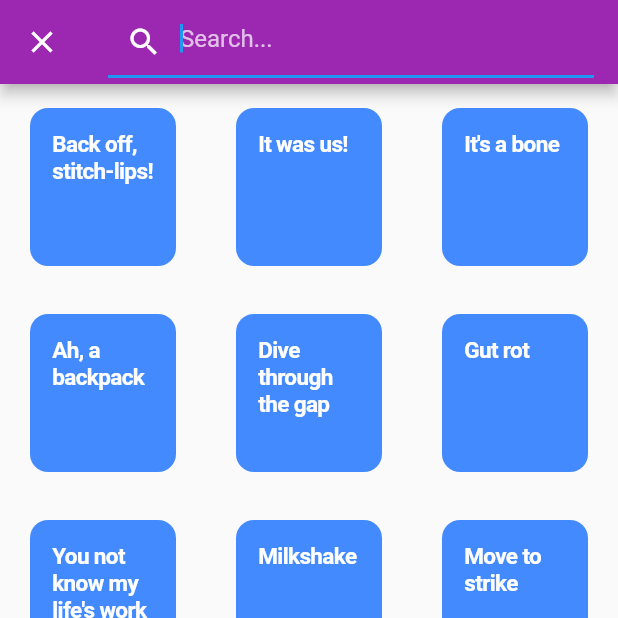
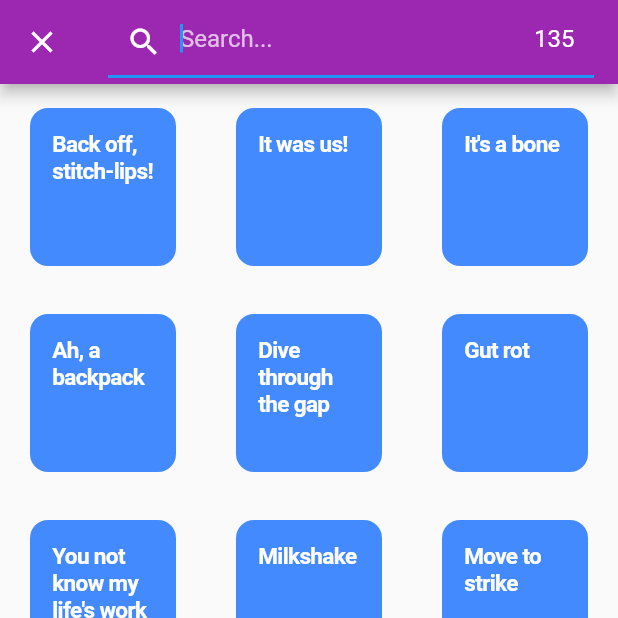
Before and after one commit to mdr/pocket-scat, a Flutter app: the screen it shows after launch, after a tap on the "search" icon, on a phone screen of 412 x 824 dp, the top half of it. Run offline on Flutter 3.47's test engine with Material 2 defaults, Android fonts, the light colour scheme and no system bars; our stand-ins replace audioplayers; missing offline and left inert: dart_random_choice.

Commit message:
Refactor a little bit - remove unneeded _searchText var. Add a suffix TextField with controller so we can dynamically update the count of quotes being shown

```diff
--- a/lib/main.dart
+++ b/lib/main.dart
@@ -21,10 +21,11 @@ class PocketScat extends StatefulWidget {
 
 class QuoteState extends State<PocketScat> {
   final TextEditingController _filter = new TextEditingController();
+  final TextEditingController _searchCountController =
+      new TextEditingController();
   final List<Quote> _allQuotes;
 
   AudioPlayer _audioPlayer;
-  String _searchText = "";
   List<Quote> _filteredQuotes = [];
   Icon _searchIcon = new Icon(Icons.search);
   Widget _appBarTitle = new Text('Pocket Scat');
@@ -32,13 +33,7 @@ class QuoteState extends State<PocketScat> {
   QuoteState(this._allQuotes) {
     _filteredQuotes = _allQuotes;
 
-    _filter.addListener(() {
-      setState(() {
-        _searchText = _filter.text;
-        _filteredQuotes =
-            _allQuotes.where((q) => q.containsSearchTerm(_searchText)).toList();
-      });
-    });
+    _filter.addListener(_searchChanged);
   }
 
   @override
@@ -93,23 +88,38 @@ class QuoteState extends State<PocketScat> {
         },
       );
 
+  void _searchChanged() {
+    setState(() {
+      _filteredQuotes =
+          _allQuotes.where((q) => q.containsSearchTerm(_filter.text)).toList();
+    });
+
+    _searchCountController.text = "${_filteredQuotes.length}";
+  }
+
   void _searchPressed() {
     setState(() {
       if (_searchIcon.icon == Icons.search) {
         _searchIcon = new Icon(Icons.close);
-        this._appBarTitle = new TextField(
+        _appBarTitle = new TextField(
             controller: _filter,
             decoration: new InputDecoration(
               prefixIcon: new Icon(Icons.search, color: Colors.white),
               hintText: 'Search...',
+              suffix: new SizedBox(
+                width: 40,
+                child: new TextField(
+                    controller: _searchCountController,
+                    readOnly: true,
+                    style: TextStyle(color: Colors.white),
+                decoration: null,),
+              ),
             ),
             autofocus: true,
-          style: TextStyle(color: Colors.white)
-        );
+            style: TextStyle(color: Colors.white));
       } else {
-        this._searchIcon = new Icon(Icons.search);
-        this._appBarTitle = new Text('Pocket Scat');
-        _searchText = "";
+        _searchIcon = new Icon(Icons.search);
+        _appBarTitle = new Text('Pocket Scat');
         _filter.clear();
         _filteredQuotes = _allQuotes;
       }
```
Lines whose indentation alone changed are shown as unchanged.
